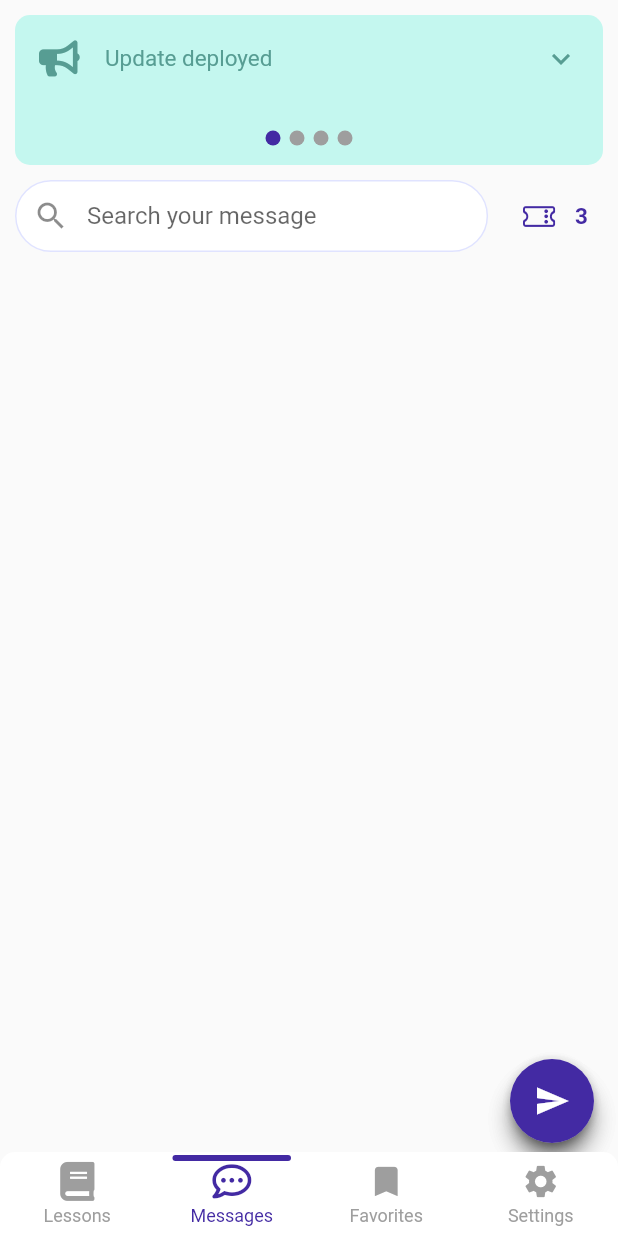
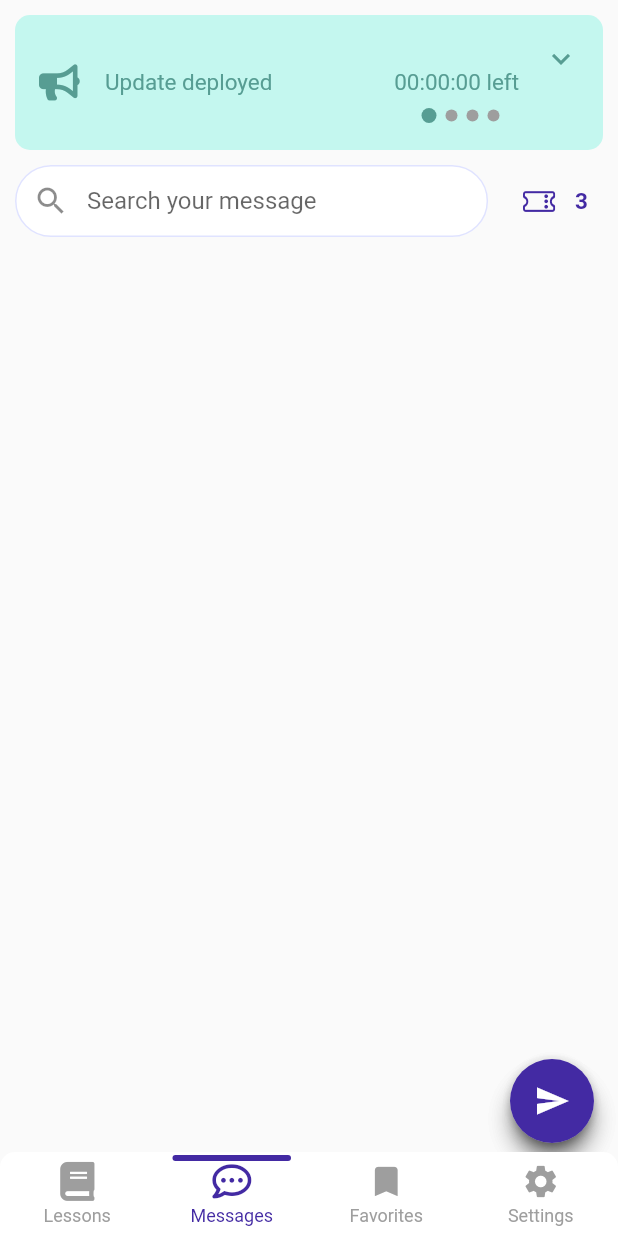
Before and after one commit to kammaii/podo, a Flutter app: the screen it shows after launch, item 2 of the bottom bar chosen, on a phone screen of 412 x 824 dp. Run offline on Flutter 3.47's test engine with Material 2 defaults, Android fonts, the phone set to English and light mode, and no system bars; drawn by our look-alikes of card_swiper, persistent_bottom_nav_bar; our stand-ins replace animated_text_kit, confetti, flutter_html, flutter_login, font_awesome_flutter, get and 3 more.

Commit message:
fixing massage frame

```diff
--- a/lib/screens/message/message_frame.dart
+++ b/lib/screens/message/message_frame.dart
@@ -20,47 +20,6 @@ class MessageFrame extends StatelessWidget {
   final _controller = Get.put(MessageFrameStateManager());
   final String podoImage = 'assets/images/logo.png';
 
-  Widget getExpansionTile(Notice notice) {
-    IconData icon = FontAwesomeIcons.bullhorn;
-    switch (notice.tag) {
-      case MyStrings.news:
-        icon = FontAwesomeIcons.bullhorn;
-        break;
-
-      case MyStrings.imageQuiz:
-        icon = FontAwesomeIcons.image;
-        break;
-
-      case MyStrings.audioQuiz:
-        icon = FontAwesomeIcons.headphones;
-        break;
-
-      case MyStrings.liveLesson:
-        icon = FontAwesomeIcons.video;
-        break;
-    }
-
-    return ExpansionTile(
-      title: Row(
-        children: [
-          Icon(
-            icon,
-            color: MyColors.greenDark,
-          ),
-          const SizedBox(width: 20),
-          MyWidget().getTextWidget(notice.title, 15, MyColors.greenDark),
-        ],
-      ),
-      children: [
-        notice.contents,
-      ],
-      collapsedIconColor: MyColors.greenDark,
-      iconColor: MyColors.greenDark,
-      collapsedBackgroundColor: MyColors.greenLight,
-      backgroundColor: MyColors.greenLight,
-      childrenPadding: const EdgeInsets.all(10),
-    );
-  }
 
   @override
   Widget build(BuildContext context) {
@@ -93,28 +52,74 @@ class MessageFrame extends StatelessWidget {
           padding: const EdgeInsets.all(10),
           child: Column(
             children: [
-              Theme(
-                data: Theme.of(context).copyWith(dividerColor: Colors.transparent),
-                child: ClipRRect(
-                  borderRadius: BorderRadius.circular(10),
-                  child: GetBuilder<MessageFrameStateManager>(
-                    builder: (_controller) {
-                      return SizedBox(
-                        height: 100,
+              GetBuilder<MessageFrameStateManager>(
+                builder: (_controller) {
+                  Notice notice = _controller.noticeList[_controller.thisSwiperIndex];
+                  List<Widget> contents = [
+                    notice.contents,
+                  ];
+
+                  return ClipRRect(
+                    borderRadius: BorderRadius.circular(10),
+                    child: ExpansionTile(
+                      title: SizedBox(
+                        height: 80,
                         child: Swiper(
+                          onIndexChanged: (index) {
+                            _controller.thisSwiperIndex = index;
+                            _controller.update();
+                          },
                           itemCount: _controller.noticeList.length,
                           itemBuilder: (context, index) {
-                            return getExpansionTile(_controller.noticeList[index]);
+                            Notice notice = _controller.noticeList[index];
+                            IconData icon = FontAwesomeIcons.bullhorn;
+                            switch (notice.tag) {
+                              case MyStrings.news:
+                                icon = FontAwesomeIcons.bullhorn;
+                                break;
+
+                              case MyStrings.imageQuiz:
+                                icon = FontAwesomeIcons.image;
+                                break;
+
+                              case MyStrings.audioQuiz:
+                                icon = FontAwesomeIcons.headphones;
+                                break;
+
+                              case MyStrings.liveLesson:
+                                icon = FontAwesomeIcons.video;
+                                break;
+                            }
+                            return Row(
+                              children: [
+                                Icon(
+                                  icon,
+                                  color: MyColors.greenDark,
+                                ),
+                                const SizedBox(width: 20),
+                                Expanded(child: MyWidget().getTextWidget(notice.title, 15, MyColors.greenDark)),
+                                MyWidget().getTextWidget('00:00:00 left', 15, MyColors.greenDark),
+                              ],
+                            );
                           },
                           pagination: const SwiperPagination(
-                              builder: DotSwiperPaginationBuilder(
-                            color: MyColors.grey,
-                          )),
+                            alignment: Alignment.bottomRight,
+                            builder: DotSwiperPaginationBuilder(
+                              size: 8,
+                              color: MyColors.grey,
+                              activeColor: MyColors.greenDark
+                            )
+                          ),
                         ),
-                      );
-                    },
-                  ),
-                ),
+                      ),
+                      children: contents,
+                      collapsedIconColor: MyColors.greenDark,
+                      iconColor: MyColors.greenDark,
+                      collapsedBackgroundColor: MyColors.greenLight,
+                      backgroundColor: MyColors.greenLight,
+                    ),
+                  );
+                },
               ),
               const SizedBox(height: 10),
               Row(
@@ -392,6 +397,7 @@ class MessageFrameStateManager extends GetxController {
   late bool isPremiumUser;
   late int correctionCount;
   late List<TextFieldItem> textFieldItems;
+  late int thisSwiperIndex;
 
   void init() {
     msgList = []; //todo: 최신 메시지부터 10개씩 나눠서 로딩하기
@@ -401,13 +407,14 @@ class MessageFrameStateManager extends GetxController {
     isPremiumUser = UserInfo().isPremium;
     correctionCount = 1;
     textFieldItems = [];
+    thisSwiperIndex = 0;
     //msgList.add(Message(false, '', MyStrings.messageInfo, ''));
     //todo: 이후의 메시지는 DB에서 가져오기
     // msgList.add(Message(true, '#${MyStrings.correction}', MyStrings.lorem, '2021년 11월 29일'));
     // msgList.add(Message(false, '#${MyStrings.correction}', MyStrings.lorem, '2021년 11월 29일'));
   }
 
-  void disposeMessageFrame() {
+  void disposeControllers() {
     focusNode.dispose();
     searchController.dispose();
     update();
@@ -455,7 +462,6 @@ class SampleNotice {
             <li>Limit : 10 students</li>
           </ul>
           <p style="color:red;">* Lesson will be recorded and can be released on the podo YouTube channel</p>
-          <audio controls src='asset:assets/audio/sample.mp3'></audio>
         </div>
         """), true, 3);
 
```
Also changed, not shown: 1 other file.
